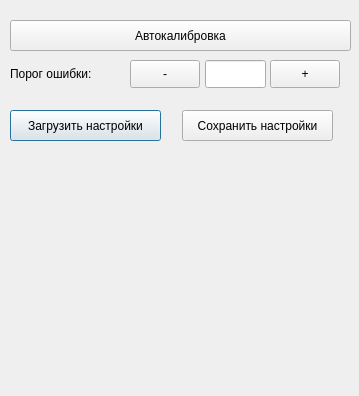
Old version of the form gui/settings.ui in the repository EPC-MSU/EPLab.
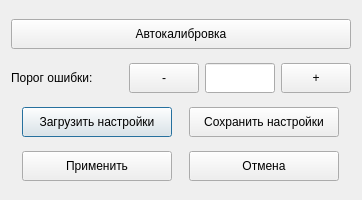
New version of the form.

Commit message: Added display of default name when saving settings, added the ability to enter score threshold from 0 to 100, added buttons Apply and Cancel in Settings window

The edit to the form file:
```diff
--- a/gui/settings.ui
+++ b/gui/settings.ui
@@ -6,8 +6,8 @@
    <rect>
     <x>0</x>
     <y>0</y>
-    <width>359</width>
-    <height>396</height>
+    <width>360</width>
+    <height>200</height>
    </rect>
   </property>
   <property name="windowTitle">
@@ -16,57 +16,64 @@
   <property name="locale">
    <locale language="English" country="UnitedStates"/>
   </property>
+  <layout class="QVBoxLayout" name="verticalLayout">
+   <item>
+    <widget class="QPushButton" name="auto_calibration_push_button">
+     <property name="minimumSize">
+      <size>
+       <width>340</width>
+       <height>30</height>
+      </size>
+     </property>
+     <property name="maximumSize">
+      <size>
+       <width>340</width>
+       <height>30</height>
+      </size>
+     </property>
+     <property name="text">
+      <string>Автокалибровка</string>
+     </property>
+     <property name="autoDefault">
+      <bool>false</bool>
+     </property>
+    </widget>
+   </item>
+   <item>
+    <layout class="QHBoxLayout" name="horizontalLayout_2">
+     <item>
   <widget class="QLabel" name="label">
-   <property name="geometry">
-    <rect>
-     <x>10</x>
-     <y>60</y>
-     <width>111</width>
-     <height>28</height>
-    </rect>
+       <property name="sizePolicy">
+        <sizepolicy hsizetype="Minimum" vsizetype="Minimum">
+         <horstretch>0</horstretch>
+         <verstretch>0</verstretch>
+        </sizepolicy>
    </property>
    <property name="text">
     <string>&lt;html&gt;&lt;head/&gt;&lt;body&gt;&lt;p&gt;&lt;span style=&quot; font-size:9pt;&quot;&gt;Порог ошибки:&lt;/span&gt;&lt;/p&gt;&lt;/body&gt;&lt;/html&gt;</string>
    </property>
   </widget>
-  <widget class="QPushButton" name="score_treshold_button_plus">
-   <property name="geometry">
-    <rect>
-     <x>270</x>
-     <y>60</y>
-     <width>70</width>
-     <height>28</height>
-    </rect>
-   </property>
-   <property name="maximumSize">
-    <size>
-     <width>70</width>
-     <height>16777215</height>
-    </size>
-   </property>
-   <property name="text">
-    <string>+</string>
-   </property>
-   <property name="autoDefault">
-    <bool>false</bool>
-   </property>
-   <property name="default">
-    <bool>false</bool>
-   </property>
-  </widget>
+     </item>
+     <item>
+      <layout class="QHBoxLayout" name="horizontalLayout">
+       <item>
   <widget class="QPushButton" name="score_treshold_button_minus">
-   <property name="geometry">
-    <rect>
-     <x>130</x>
-     <y>60</y>
+         <property name="sizePolicy">
+          <sizepolicy hsizetype="Fixed" vsizetype="Fixed">
+           <horstretch>0</horstretch>
+           <verstretch>0</verstretch>
+          </sizepolicy>
+         </property>
+         <property name="minimumSize">
+          <size>
      <width>70</width>
-     <height>28</height>
-    </rect>
+           <height>30</height>
+          </size>
    </property>
    <property name="maximumSize">
     <size>
      <width>70</width>
-     <height>16777215</height>
+           <height>30</height>
     </size>
    </property>
    <property name="text">
@@ -76,58 +83,143 @@
     <bool>false</bool>
    </property>
   </widget>
-  <widget class="QPushButton" name="auto_calibration_push_button">
-   <property name="geometry">
-    <rect>
-     <x>10</x>
-     <y>20</y>
-     <width>341</width>
-     <height>31</height>
-    </rect>
-   </property>
-   <property name="text">
-    <string>Автокалибровка</string>
-   </property>
-   <property name="autoDefault">
-    <bool>false</bool>
-   </property>
-  </widget>
+       </item>
+       <item>
   <widget class="QLineEdit" name="score_treshold_value_lineEdit">
-   <property name="geometry">
-    <rect>
-     <x>205</x>
-     <y>60</y>
-     <width>61</width>
-     <height>28</height>
-    </rect>
-   </property>
-  </widget>
+         <property name="sizePolicy">
+          <sizepolicy hsizetype="Fixed" vsizetype="Fixed">
+           <horstretch>0</horstretch>
+           <verstretch>0</verstretch>
+          </sizepolicy>
+         </property>
+         <property name="minimumSize">
+          <size>
+           <width>70</width>
+           <height>30</height>
+          </size>
+         </property>
+         <property name="maximumSize">
+          <size>
+           <width>70</width>
+           <height>30</height>
+          </size>
+         </property>
+        </widget>
+       </item>
+       <item>
+        <widget class="QPushButton" name="score_treshold_button_plus">
+         <property name="minimumSize">
+          <size>
+           <width>70</width>
+           <height>30</height>
+          </size>
+         </property>
+         <property name="maximumSize">
+          <size>
+           <width>70</width>
+           <height>30</height>
+          </size>
+         </property>
+         <property name="text">
+          <string>+</string>
+         </property>
+         <property name="autoDefault">
+          <bool>false</bool>
+         </property>
+         <property name="default">
+          <bool>false</bool>
+         </property>
+        </widget>
+       </item>
+      </layout>
+     </item>
+    </layout>
+   </item>
+   <item>
+    <layout class="QHBoxLayout" name="horizontalLayout_3">
+     <item>
   <widget class="QPushButton" name="load_settings_push_button">
-   <property name="geometry">
-    <rect>
-     <x>10</x>
-     <y>110</y>
-     <width>151</width>
-     <height>31</height>
-    </rect>
+       <property name="minimumSize">
+        <size>
+         <width>150</width>
+         <height>30</height>
+        </size>
+       </property>
+       <property name="maximumSize">
+        <size>
+         <width>150</width>
+         <height>30</height>
+        </size>
    </property>
    <property name="text">
     <string>Загрузить настройки</string>
    </property>
   </widget>
+     </item>
+     <item>
   <widget class="QPushButton" name="save_settings_push_button">
-   <property name="geometry">
-    <rect>
-     <x>182</x>
-     <y>110</y>
-     <width>151</width>
-     <height>31</height>
-    </rect>
+       <property name="minimumSize">
+        <size>
+         <width>150</width>
+         <height>30</height>
+        </size>
+       </property>
+       <property name="maximumSize">
+        <size>
+         <width>150</width>
+         <height>30</height>
+        </size>
    </property>
    <property name="text">
     <string>Сохранить настройки</string>
    </property>
   </widget>
+     </item>
+    </layout>
+   </item>
+   <item>
+    <layout class="QHBoxLayout" name="horizontalLayout_4">
+     <item>
+      <widget class="QPushButton" name="apply_settings_push_button">
+       <property name="minimumSize">
+        <size>
+         <width>150</width>
+         <height>30</height>
+        </size>
+       </property>
+       <property name="maximumSize">
+        <size>
+         <width>150</width>
+         <height>30</height>
+        </size>
+       </property>
+       <property name="text">
+        <string>Применить</string>
+       </property>
+      </widget>
+     </item>
+     <item>
+      <widget class="QPushButton" name="cancel_push_button">
+       <property name="minimumSize">
+        <size>
+         <width>150</width>
+         <height>30</height>
+        </size>
+       </property>
+       <property name="maximumSize">
+        <size>
+         <width>150</width>
+         <height>30</height>
+        </size>
+       </property>
+       <property name="text">
+        <string>Отмена</string>
+       </property>
+      </widget>
+     </item>
+    </layout>
+   </item>
+  </layout>
  </widget>
  <layoutdefault spacing="6" margin="11"/>
  <resources/>
```
Lines whose indentation alone changed are shown as unchanged. The commit also changes 4 other files.
